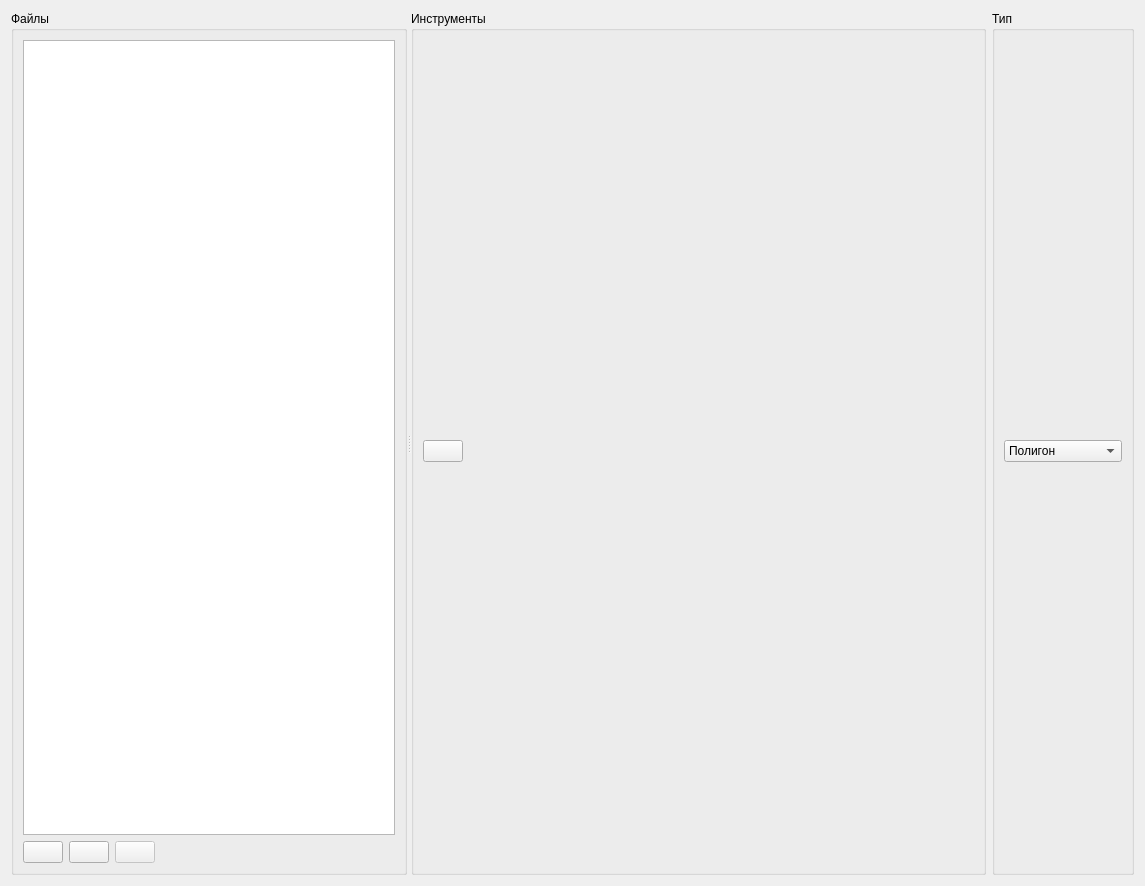
Before: the Qt Designer form GhastlyLion/GhastlyLion.ui in Ingener74/White-Albatross, drawn with Qt 5.
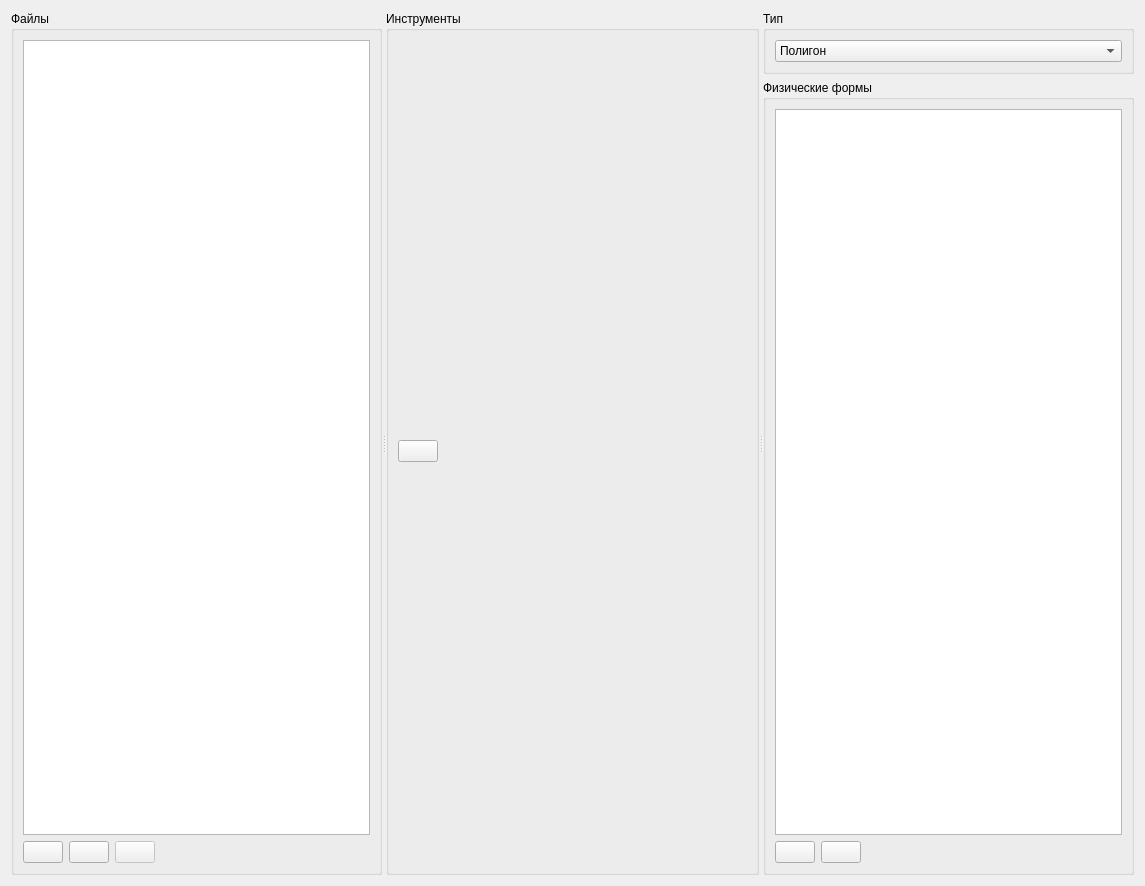
After: the same form once the commit is applied. Icons and pictures are not drawn.

```diff
--- a/GhastlyLion/GhastlyLion.ui
+++ b/GhastlyLion/GhastlyLion.ui
@@ -17,7 +17,7 @@
    <iconset resource="resources.qrc">
     <normaloff>:/main/lion.png</normaloff>:/main/lion.png</iconset>
   </property>
-  <layout class="QHBoxLayout" name="horizontalLayout_3">
+  <layout class="QVBoxLayout" name="verticalLayout_5">
    <item>
     <widget class="QSplitter" name="splitter">
      <property name="orientation">
@@ -165,7 +165,7 @@
               </property>
               <property name="sizeHint" stdset="0">
                <size>
-                <width>299</width>
+                <width>218</width>
                 <height>20</height>
                </size>
               </property>
@@ -174,6 +174,12 @@
            </layout>
           </widget>
          </item>
+        </layout>
+       </item>
+      </layout>
+     </widget>
+     <widget class="QWidget" name="">
+      <layout class="QVBoxLayout" name="verticalLayout_4">
          <item>
           <widget class="QGroupBox" name="groupBox_3">
            <property name="title">
@@ -202,7 +208,68 @@
            </layout>
           </widget>
          </item>
-        </layout>
+       <item>
+        <widget class="QGroupBox" name="groupBox_4">
+         <property name="title">
+          <string>Физические формы</string>
+         </property>
+         <layout class="QVBoxLayout" name="verticalLayout_3">
+          <item>
+           <widget class="QListWidget" name="figures"/>
+          </item>
+          <item>
+           <layout class="QHBoxLayout" name="horizontalLayout_3">
+            <item>
+             <widget class="QPushButton" name="pushButton_4">
+              <property name="text">
+               <string/>
+              </property>
+              <property name="icon">
+               <iconset resource="resources.qrc">
+                <normaloff>:/main/plus.png</normaloff>:/main/plus.png</iconset>
+              </property>
+              <property name="iconSize">
+               <size>
+                <width>64</width>
+                <height>64</height>
+               </size>
+              </property>
+             </widget>
+            </item>
+            <item>
+             <widget class="QPushButton" name="pushButton_5">
+              <property name="text">
+               <string/>
+              </property>
+              <property name="icon">
+               <iconset resource="resources.qrc">
+                <normaloff>:/main/moins.png</normaloff>:/main/moins.png</iconset>
+              </property>
+              <property name="iconSize">
+               <size>
+                <width>64</width>
+                <height>64</height>
+               </size>
+              </property>
+             </widget>
+            </item>
+            <item>
+             <spacer name="horizontalSpacer_3">
+              <property name="orientation">
+               <enum>Qt::Horizontal</enum>
+              </property>
+              <property name="sizeHint" stdset="0">
+               <size>
+                <width>40</width>
+                <height>20</height>
+               </size>
+              </property>
+             </spacer>
+            </item>
+           </layout>
+          </item>
+         </layout>
+        </widget>
        </item>
       </layout>
      </widget>
```
Lines whose indentation alone changed are shown as unchanged.
